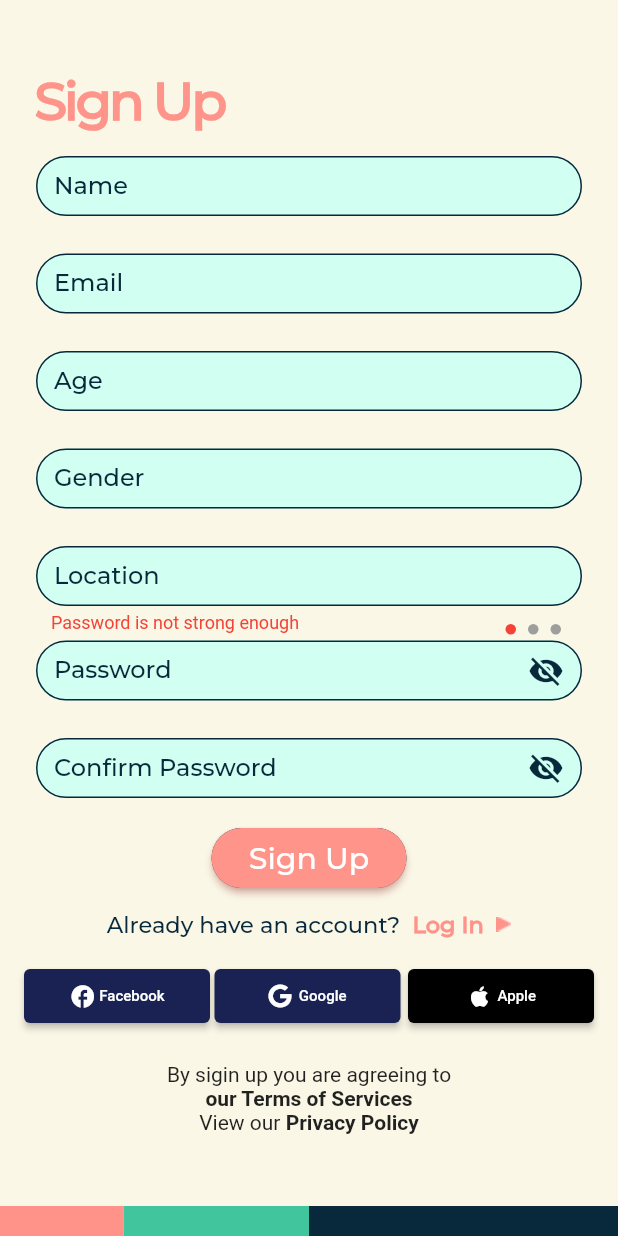
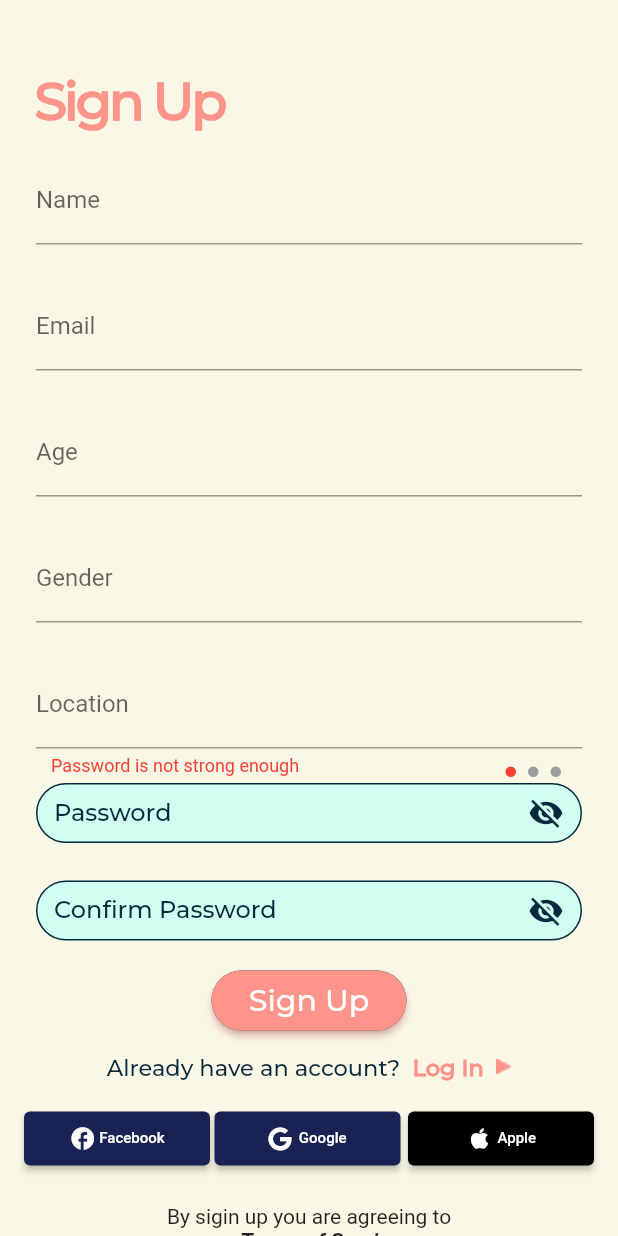
Before and after one commit to HimeshGunathilaka/smilitalkz-main, a Flutter app: the SignUpPage screen opened directly, on a phone screen of 412 x 824 dp. Run offline on Flutter 3.47's test engine with Material 2 defaults, Android fonts, the phone set to English and light mode, and no system bars; our stand-ins replace flutter_svg, font_awesome_flutter, get, google_nav_bar, iconsax, lottie; missing offline and left inert: animated_widgets.

Commit message:
Add validation & scroll view for the signup page

```diff
--- a/smilitalkz-main/lib/components/custom_password_field.dart
+++ b/smilitalkz-main/lib/components/custom_password_field.dart
@@ -49,6 +49,7 @@ class CustomPasswordField extends StatefulWidget {
     Key? key,
     required this.labelText,
     this.keyboardType = TextInputType.text,
+    required String? Function(dynamic value) validator,
   }) : super(key: key);
 
   @override
@@ -64,7 +65,6 @@ class _CustomPasswordFieldState extends State<CustomPasswordField> {
     super.initState();
     _passwordController = Get.put(PasswordController());
   }
-
 
   @override
   Widget build(BuildContext context) {
--- a/smilitalkz-main/lib/pages/SignupPage.dart
+++ b/smilitalkz-main/lib/pages/SignupPage.dart
@@ -16,7 +16,6 @@ class HexColor extends Color {
   static int _getColorFromHex(String hexColor) {
     hexColor = hexColor.toUpperCase().replaceAll("#", "");
     if (hexColor.length == 6) {
-      // ignore: prefer_interpolation_to_compose_strings
       hexColor = "FF" + hexColor;
     }
     return int.parse(hexColor, radix: 16);
@@ -76,7 +75,14 @@ class CircleIndicator extends StatelessWidget {
 }
 
 class SignUpPage extends StatelessWidget {
-  final PasswordController passwordController = PasswordController();
+  final GlobalKey<FormState> formKey = GlobalKey<FormState>();
+  final TextEditingController _nameController = TextEditingController();
+  final TextEditingController _emailController = TextEditingController();
+  final TextEditingController _ageController = TextEditingController();
+  final TextEditingController _genderController = TextEditingController();
+  final TextEditingController _locationController = TextEditingController();
+  final PasswordController _passwordController = PasswordController();
+  final PasswordController _confirmPasswordController = PasswordController();
 
   SignUpPage({Key? key}) : super(key: key);
 
@@ -85,19 +91,15 @@ class SignUpPage extends StatelessWidget {
     Color color1 = HexColor("#40C49E");
     Color btncolor1 = HexColor("#FF948B");
     Color formColor = HexColor("#D1FFF2");
-    // Color btncolor2 = HexColor("#DE8179");
-    // Color bordercolor = HexColor("#DE8179");
-    // Color textColor = HexColor("#FAF8EB");
-    // Color textColor2 = HexColor("#08293B");
 
     return Scaffold(
-      resizeToAvoidBottomInset: false,
+      resizeToAvoidBottomInset: true,
       backgroundColor: Color.fromARGB(255, 250, 247, 231),
       body: Padding(
         padding: EdgeInsets.only(top: 16, left: 0, right: 0),
+        child: SingleChildScrollView(
           child: Column(
             children: [
-            ///Title
               Padding(
                 padding: const EdgeInsets.only(left: 16),
                 child: Row(
@@ -122,6 +124,7 @@ class SignUpPage extends StatelessWidget {
               Padding(
                 padding: const EdgeInsets.only(left: 16.0, right: 16.0),
                 child: Form(
+                  key: formKey,
                   child: Column(
                     children: [
                       Row(
@@ -133,23 +136,15 @@ class SignUpPage extends StatelessWidget {
                                 left: 8.0,
                                 right: 8.0,
                               ),
-                            child: CustomTextField(labelText: 'Name'),
-                          ),
-                        ),
-                      ],
-                    ),
-                    Row(
-                      children: [
-                        Expanded(
-                          child: Padding(
-                            padding: EdgeInsets.only(
-                              top: 25,
-                              left: 8.0,
-                              right: 8.0,
-                            ),
-                            child: CustomTextField(
-                              labelText: 'Email',
-                              keyboardType: TextInputType.emailAddress,
+                              child: TextFormField(
+                                controller: _nameController,
+                                decoration: InputDecoration(labelText: 'Name'),
+                                validator: (value) {
+                                  if (value == null || value.isEmpty) {
+                                    return 'Please enter your name';
+                                  }
+                                  return null;
+                                },
                               ),
                             ),
                           ),
@@ -164,10 +159,18 @@ class SignUpPage extends StatelessWidget {
                                 left: 8.0,
                                 right: 8.0,
                               ),
-                            child: CustomTextField(
-                              labelText: 'Age',
-                              keyboardType: TextInputType.numberWithOptions(
-                                  decimal: true),
+                              child: TextFormField(
+                                controller: _emailController,
+                                decoration: InputDecoration(labelText: 'Email'),
+                                keyboardType: TextInputType.emailAddress,
+                                validator: (value) {
+                                  if (value == null || value.isEmpty) {
+                                    return 'Please enter your email';
+                                  } else if (!GetUtils.isEmail(value)) {
+                                    return 'Please enter a valid email address';
+                                  }
+                                  return null;
+                                },
                               ),
                             ),
                           ),
@@ -182,7 +185,20 @@ class SignUpPage extends StatelessWidget {
                                 left: 8.0,
                                 right: 8.0,
                               ),
-                            child: CustomTextField(labelText: 'Gender'),
+                              child: TextFormField(
+                                controller: _ageController,
+                                decoration: InputDecoration(labelText: 'Age'),
+                                keyboardType: TextInputType.numberWithOptions(
+                                    decimal: true),
+                                validator: (value) {
+                                  if (value == null || value.isEmpty) {
+                                    return 'Please enter your age';
+                                  } else if (!GetUtils.isNumericOnly(value)) {
+                                    return 'Please enter a valid age';
+                                  }
+                                  return null;
+                                },
+                              ),
                             ),
                           ),
                         ],
@@ -196,7 +212,41 @@ class SignUpPage extends StatelessWidget {
                                 left: 8.0,
                                 right: 8.0,
                               ),
-                            child: CustomTextField(labelText: 'Location'),
+                              child: TextFormField(
+                                controller: _genderController,
+                                decoration:
+                                    InputDecoration(labelText: 'Gender'),
+                                validator: (value) {
+                                  if (value == null || value.isEmpty) {
+                                    return 'Please enter your gender';
+                                  }
+                                  return null;
+                                },
+                              ),
+                            ),
+                          ),
+                        ],
+                      ),
+                      Row(
+                        children: [
+                          Expanded(
+                            child: Padding(
+                              padding: EdgeInsets.only(
+                                top: 25,
+                                left: 8.0,
+                                right: 8.0,
+                              ),
+                              child: TextFormField(
+                                controller: _locationController,
+                                decoration:
+                                    InputDecoration(labelText: 'Location'),
+                                validator: (value) {
+                                  if (value == null || value.isEmpty) {
+                                    return 'Please enter your location';
+                                  }
+                                  return null;
+                                },
+                              ),
                             ),
                           ),
                         ],
@@ -204,7 +254,7 @@ class SignUpPage extends StatelessWidget {
                       Row(
                         mainAxisAlignment: MainAxisAlignment.spaceBetween,
                         children: [
-                        if (passwordController.passwordStrength.value == 0)
+                          if (_passwordController.passwordStrength.value == 0)
                             Padding(
                               padding: const EdgeInsets.only(left: 18.0),
                               child: Text(
@@ -216,10 +266,11 @@ class SignUpPage extends StatelessWidget {
                               ),
                             ),
                           Padding(
-                          padding: const EdgeInsets.only(top: 8.0, right: 18.0),
-                          child: Obx(() => PasswordStrengthIndicator(
+                            padding:
+                                const EdgeInsets.only(top: 8.0, right: 18.0),
+                            child: PasswordStrengthIndicator(
                                 strengthLevel:
-                                  passwordController.passwordStrength.value)),
+                                    _passwordController.passwordStrength.value),
                           ),
                         ],
                       ),
@@ -228,12 +279,17 @@ class SignUpPage extends StatelessWidget {
                           Expanded(
                             child: Padding(
                               padding: EdgeInsets.only(
-                              // top: 25,
                                 left: 8.0,
                                 right: 8.0,
                               ),
                               child: CustomPasswordField(
                                 labelText: 'Password',
+                                validator: (value) {
+                                  if (value == null || value.isEmpty) {
+                                    return 'Please enter your password';
+                                  }
+                                  return null;
+                                },
                               ),
                             ),
                           ),
@@ -250,12 +306,20 @@ class SignUpPage extends StatelessWidget {
                               ),
                               child: CustomPasswordField(
                                 labelText: 'Confirm Password',
+                                validator: (value) {
+                                  if (value != 'Password' || value.isEmpty) {
+                                    return 'Your password doesn\'t match ';
+                                  }
+                                  return null;
+                                },
                               ),
                             ),
                           ),
                         ],
                       ),
-                    Row(mainAxisAlignment: MainAxisAlignment.center, children: [
+                      Row(
+                          mainAxisAlignment: MainAxisAlignment.center,
+                          children: [
                             Padding(
                               padding: const EdgeInsets.only(top: 20.0),
                               child: Center(
@@ -272,10 +336,14 @@ class SignUpPage extends StatelessWidget {
                                     ),
                                     child: ElevatedButton(
                                       onPressed: () {
+                                        if (formKey.currentState?.validate() ??
+                                            false) {
+                                          // Validation passed, proceed with signup
                                           Get.to(() => SignupComplete(),
-                                  transition: Transition.rightToLeft,
-                                  duration: Duration(seconds: 1)
-                                  );
+                                              transition:
+                                                  Transition.rightToLeft,
+                                              duration: Duration(seconds: 1));
+                                        }
                                       },
                                       style: ElevatedButton.styleFrom(
                                         backgroundColor: btncolor1,
@@ -474,8 +542,12 @@ class SignUpPage extends StatelessWidget {
                   ),
                 ),
               ),
-
-            Expanded(child: Container()),
+            ],
+          ),
+        ),
+      ),
+    );
+    Expanded(child: Container());
     Row(
       crossAxisAlignment: CrossAxisAlignment.end,
       mainAxisAlignment: MainAxisAlignment.spaceEvenly,
@@ -505,10 +577,6 @@ class SignUpPage extends StatelessWidget {
           ),
         ),
       ],
-            )
-          ],
-        ),
-      ),
     );
   }
 }
```
Also changed, not shown: smilitalkz-main/lib/pages/home.dart (+6 -4 lines). Lines whose indentation alone changed are shown as unchanged.
